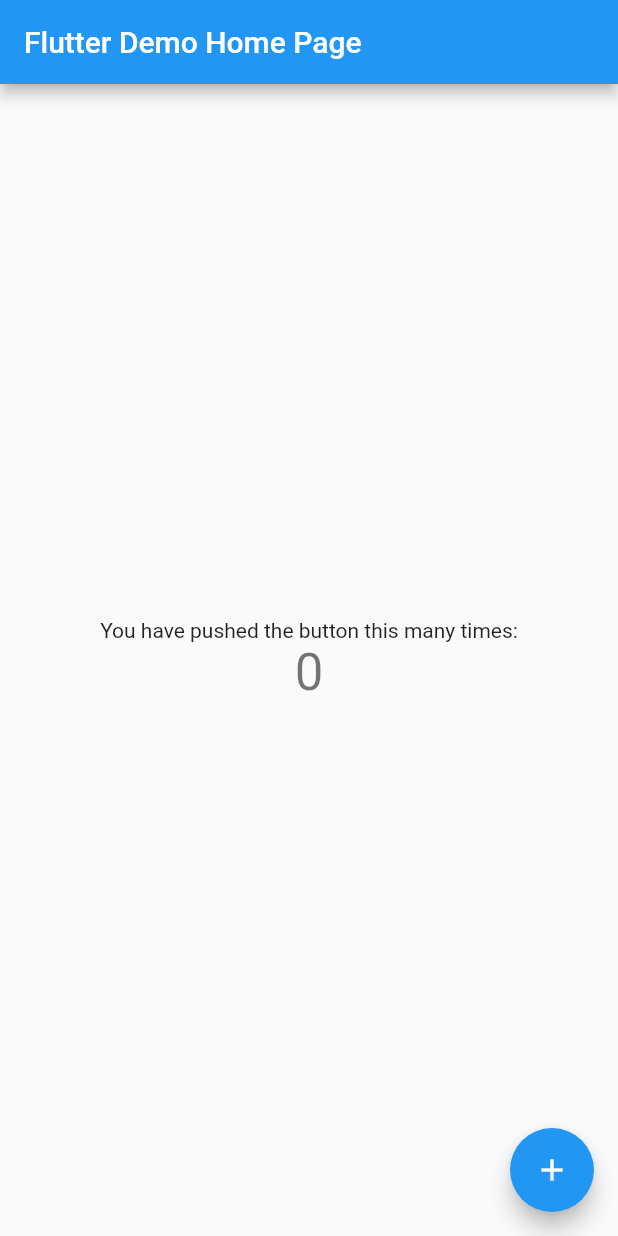
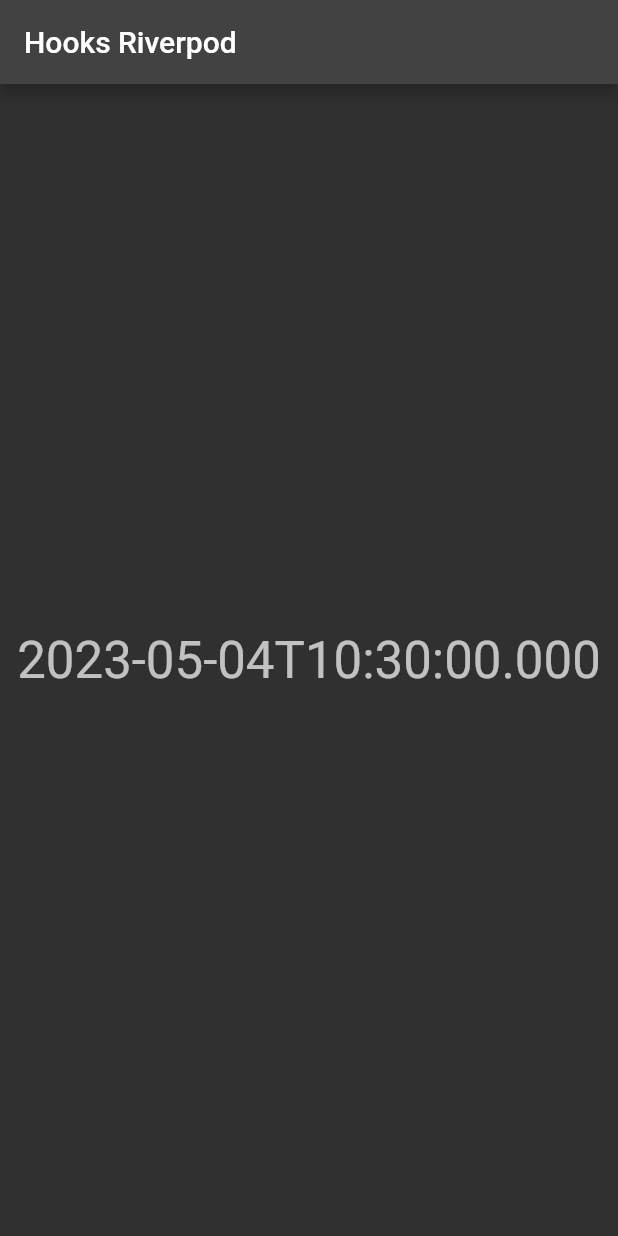
Before and after one commit to Daddy2054/riverpod_vandad, a Flutter app: the screen it shows after launch, on a phone screen of 412 x 824 dp. Run offline on Flutter 3.47's test engine with Material 2 defaults, Android fonts, the phone set to English and light mode, and no system bars; our stand-ins replace hooks_riverpod.

Commit message:
example1

```diff
--- a/lib/main.dart
+++ b/lib/main.dart
@@ -1,7 +1,10 @@
 import 'package:flutter/material.dart';
+import 'package:hooks_riverpod/hooks_riverpod.dart';
 
 void main() {
-  runApp(const MyApp());
+  runApp(ProviderScope(
+    child: MyApp(),
+  ));
 }
 
 class MyApp extends StatelessWidget {
@@ -11,105 +14,36 @@ class MyApp extends StatelessWidget {
   @override
   Widget build(BuildContext context) {
     return MaterialApp(
+      themeMode: ThemeMode.dark,
+      darkTheme: ThemeData.dark(),
       title: 'Flutter Demo',
       theme: ThemeData(
-        // This is the theme of your application.
-        //
-        // Try running your application with "flutter run". You'll see the
-        // application has a blue toolbar. Then, without quitting the app, try
-        // changing the primarySwatch below to Colors.green and then invoke
-        // "hot reload" (press "r" in the console where you ran "flutter run",
-        // or simply save your changes to "hot reload" in a Flutter IDE).
-        // Notice that the counter didn't reset back to zero; the application
-        // is not restarted.
         primarySwatch: Colors.blue,
       ),
-      home: const MyHomePage(title: 'Flutter Demo Home Page'),
+      home: const HomePage(),
     );
   }
 }
 
-class MyHomePage extends StatefulWidget {
-  const MyHomePage({super.key, required this.title});
+final currentDate = Provider<DateTime>(
+  (ref) => DateTime.now(),
+);
 
-  // This widget is the home page of your application. It is stateful, meaning
-  // that it has a State object (defined below) that contains fields that affect
-  // how it looks.
-
-  // This class is the configuration for the state. It holds the values (in this
-  // case the title) provided by the parent (in this case the App widget) and
-  // used by the build method of the State. Fields in a Widget subclass are
-  // always marked "final".
-
-  final String title;
+class HomePage extends ConsumerWidget {
+  const HomePage({super.key});
 
   @override
-  State<MyHomePage> createState() => _MyHomePageState();
-}
-
-class _MyHomePageState extends State<MyHomePage> {
-  int _counter = 0;
-
-  void _incrementCounter() {
-    setState(() {
-      // This call to setState tells the Flutter framework that something has
-      // changed in this State, which causes it to rerun the build method below
-      // so that the display can reflect the updated values. If we changed
-      // _counter without calling setState(), then the build method would not be
-      // called again, and so nothing would appear to happen.
-      _counter++;
-    });
-  }
-
-  @override
-  Widget build(BuildContext context) {
-    // This method is rerun every time setState is called, for instance as done
-    // by the _incrementCounter method above.
-    //
-    // The Flutter framework has been optimized to make rerunning build methods
-    // fast, so that you can just rebuild anything that needs updating rather
-    // than having to individually change instances of widgets.
+  Widget build(BuildContext context, WidgetRef ref) {
+    final date = ref.watch(currentDate);
     return Scaffold(
-      appBar: AppBar(
-        // Here we take the value from the MyHomePage object that was created by
-        // the App.build method, and use it to set our appbar title.
-        title: Text(widget.title),
-      ),
-      body: Center(
-        // Center is a layout widget. It takes a single child and positions it
-        // in the middle of the parent.
-        child: Column(
-          // Column is also a layout widget. It takes a list of children and
-          // arranges them vertically. By default, it sizes itself to fit its
-          // children horizontally, and tries to be as tall as its parent.
-          //
-          // Invoke "debug painting" (press "p" in the console, choose the
-          // "Toggle Debug Paint" action from the Flutter Inspector in Android
-          // Studio, or the "Toggle Debug Paint" command in Visual Studio Code)
-          // to see the wireframe for each widget.
-          //
-          // Column has various properties to control how it sizes itself and
-          // how it positions its children. Here we use mainAxisAlignment to
-          // center the children vertically; the main axis here is the vertical
-          // axis because Columns are vertical (the cross axis would be
-          // horizontal).
-          mainAxisAlignment: MainAxisAlignment.center,
-          children: <Widget>[
-            const Text(
-              'You have pushed the button this many times:',
-            ),
-            Text(
-              '$_counter',
-              style: Theme.of(context).textTheme.headlineMedium,
-            ),
-          ],
+        appBar: AppBar(
+          title: Text('Hooks Riverpod'),
         ),
-      ),
-      floatingActionButton: FloatingActionButton(
-        onPressed: _incrementCounter,
-        tooltip: 'Increment',
-        child: const Icon(Icons.add),
-      ), // This trailing comma makes auto-formatting nicer for build methods.
-    );
+        body: Center(
+          child: Text(
+            date.toIso8601String(),
+            style: Theme.of(context).textTheme.headlineMedium,
+          ),
+        ));
   }
 }
--- a/pubspec.yaml
+++ b/pubspec.yaml
@@ -35,6 +35,7 @@ dependencies:
   # The following adds the Cupertino Icons font to your application.
   # Use with the CupertinoIcons class for iOS style icons.
   cupertino_icons: ^1.0.2
+  hooks_riverpod: ^2.3.6
 
 dev_dependencies:
   flutter_test:
```
Also changed, not shown: pubspec.lock.
